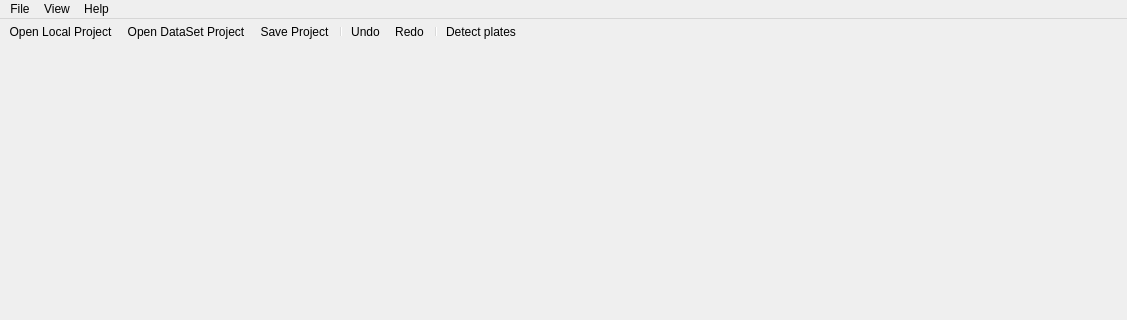
Before: the Qt Designer form anno/MainWindow.ui in urobots-io/anno, drawn with Qt 5; both pictures show x 0 to 1127 and y 0 to 320 of the 1127 by 901 pixel window.
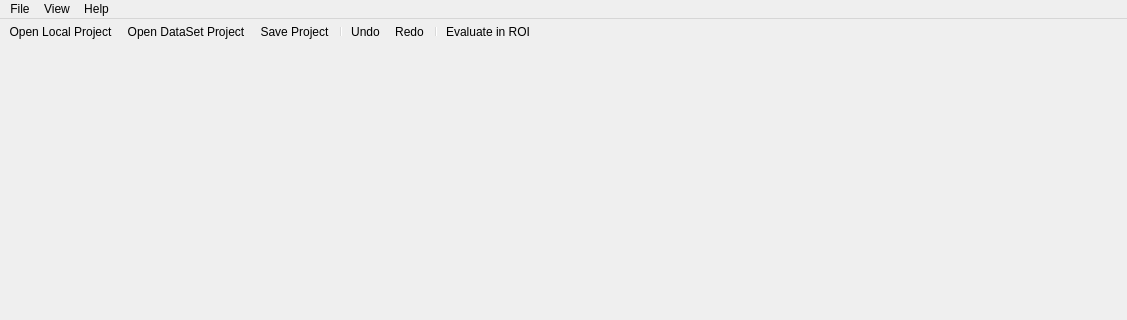
After: the same form once the commit is applied. Icons and pictures are not drawn. Custom widgets are drawn as their Qt base class.

```diff
--- a/anno/MainWindow.ui
+++ b/anno/MainWindow.ui
@@ -463,7 +463,7 @@
    <addaction name="undo_action"/>
    <addaction name="redo_action"/>
    <addaction name="separator"/>
-   <addaction name="detect_plates_action"/>
+   <addaction name="evaluate_in_roi_action"/>
   </widget>
   <widget class="QStatusBar" name="statusBar"/>
   <action name="save_action">
@@ -584,13 +584,13 @@
     <string>Save Project As</string>
    </property>
   </action>
-  <action name="detect_plates_action">
+  <action name="evaluate_in_roi_action">
    <property name="icon">
     <iconset resource="MainWindow.qrc">
-     <normaloff>:/MainWindow/Resources/fix.ico</normaloff>:/MainWindow/Resources/fix.ico</iconset>
+     <normaloff>:/MainWindow/Resources/component.ico</normaloff>:/MainWindow/Resources/component.ico</iconset>
    </property>
    <property name="text">
-    <string>Detect plates</string>
+    <string>Evaluate in ROI</string>
    </property>
   </action>
  </widget>
```
